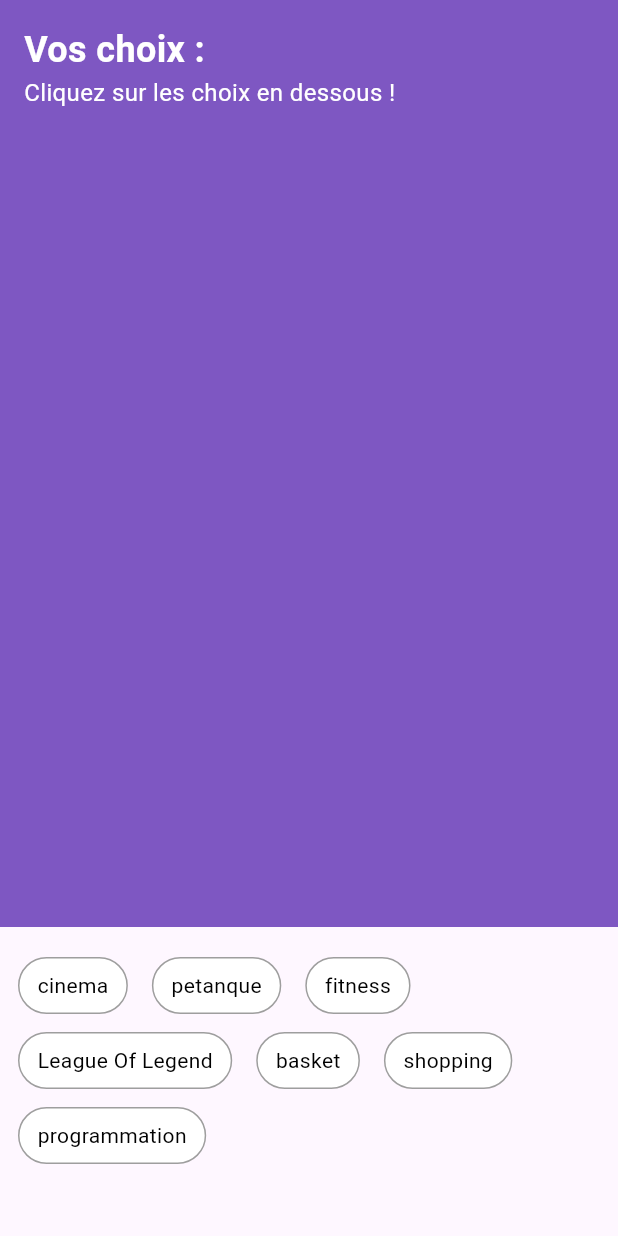
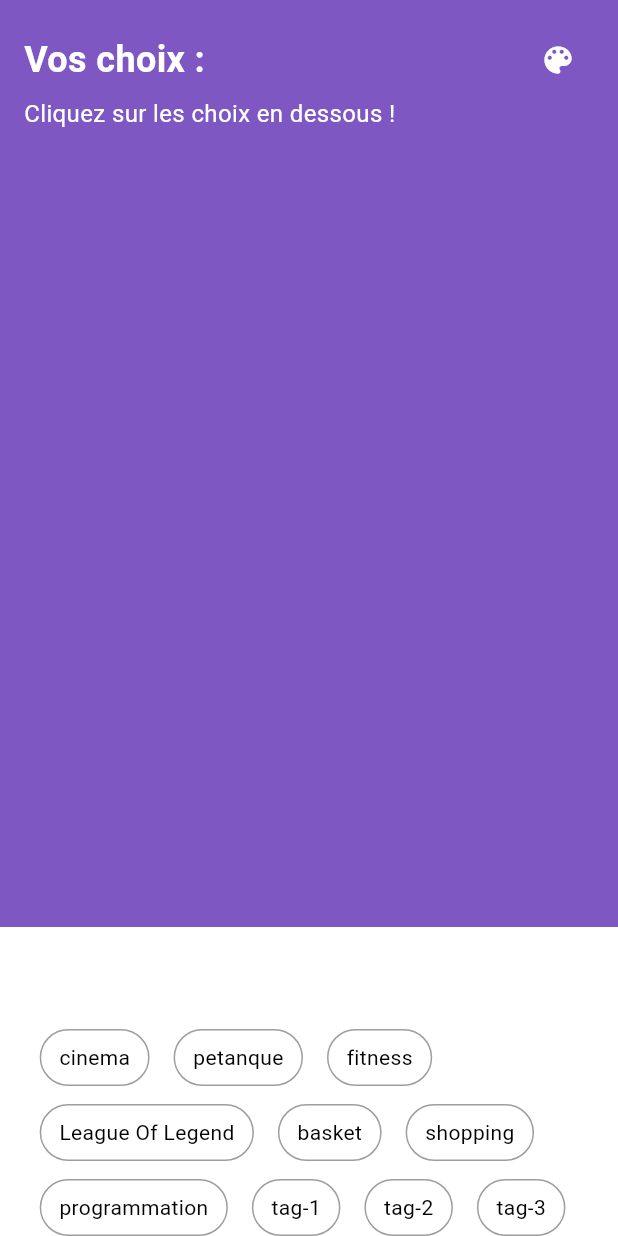
Before and after one commit to Aliciasaci/CC2_FLUTTER, a Flutter app: the screen it shows after launch, on a phone screen of 412 x 824 dp. Run offline on Flutter 3.47's test engine with Material 3 defaults, Android fonts, the phone set to English and light mode, and no system bars; our stand-ins replace flutter_colorpicker.

Commit message:
update color picker + détail tag

```diff
--- /dev/null
+++ b/lib/components/footer.dart
@@ -0,0 +1,83 @@
+import 'package:flutter/material.dart';
+import 'package:flutter_colorpicker/flutter_colorpicker.dart';
+import 'choice_item.dart';
+
+class Footer extends StatefulWidget {
+  final List<String> choices;
+  final List<String> selectedChoices;
+  final Function(String) onChoiceToggle;
+
+  Footer({required this.choices, required this.selectedChoices, required this.onChoiceToggle});
+
+  @override
+  _FooterState createState() => _FooterState();
+}
+
+class _FooterState extends State<Footer> {
+  Color footerColor = Colors.white;
+
+  void pickColor(BuildContext context) {
+    showDialog(
+      context: context,
+      builder: (BuildContext context) {
+        return AlertDialog(
+          title: Text('Sélectionnez une couleur pour le footer'),
+          content: SingleChildScrollView(
+            child: BlockPicker(
+              pickerColor: footerColor,
+              onColorChanged: (Color color) {
+                setState(() {
+                  footerColor = color;
+                });
+              },
+            ),
+          ),
+          actions: <Widget>[
+            ElevatedButton(
+              child: Text('Fermer'),
+              onPressed: () {
+                Navigator.of(context).pop();
+              },
+            ),
+          ],
+        );
+      },
+    );
+  }
+
+  @override
+  Widget build(BuildContext context) {
+    return Container(
+      color: footerColor,
+      width: double.infinity,
+      child: SingleChildScrollView(
+        padding: EdgeInsets.symmetric(vertical: 16.0, horizontal: 8.0),
+        child: Column(
+          children: [
+            Row(
+              mainAxisAlignment: MainAxisAlignment.end,
+              children: [
+                IconButton(
+                  icon: Icon(Icons.color_lens, color: Colors.white),
+                  onPressed: () => pickColor(context),
+                ),
+              ],
+            ),
+            Wrap(
+              alignment: WrapAlignment.start,
+              spacing: 8.0,
+              runSpacing: 4.0,
+              children: widget.choices.map((choice) {
+                return ChoiceItem(
+                  choice: choice,
+                  isSelected: widget.selectedChoices.contains(choice),
+                  onTap: () => widget.onChoiceToggle(choice),
+                );
+              }).toList(),
+            ),
+          ],
+        ),
+      ),
+    );
+  }
+}
--- /dev/null
+++ b/lib/components/header.dart
@@ -0,0 +1,111 @@
+import 'package:flutter/material.dart';
+import 'package:flutter_colorpicker/flutter_colorpicker.dart';
+import 'tag_detail.dart';
+
+class Header extends StatefulWidget {
+  final List<String> selectedChoices;
+
+  Header({required this.selectedChoices});
+
+  @override
+  _HeaderState createState() => _HeaderState();
+}
+
+class _HeaderState extends State<Header> {
+  Color headerColor = Colors.deepPurple[400]!;
+
+  void pickColor(BuildContext context) {
+    showDialog(
+      context: context,
+      builder: (BuildContext context) {
+        return AlertDialog(
+          title: Text('Sélectionnez une couleur pour le header'),
+          content: SingleChildScrollView(
+            child: BlockPicker(
+              pickerColor: headerColor,
+              onColorChanged: (Color color) {
+                setState(() {
+                  headerColor = color;
+                });
+              },
+            ),
+          ),
+          actions: <Widget>[
+            ElevatedButton(
+              child: Text('Fermer'),
+              onPressed: () {
+                Navigator.of(context).pop();
+              },
+            ),
+          ],
+        );
+      },
+    );
+  }
+
+  void navigateToTagDetails(BuildContext context, String tag) {
+    Navigator.push(
+      context,
+      MaterialPageRoute(
+        builder: (context) => TagDetails(
+          title: tag,
+          description: 'Description pour $tag',
+        ),
+      ),
+    );
+  }
+
+  @override
+  Widget build(BuildContext context) {
+    return Container(
+      color: headerColor,
+      width: double.infinity,
+      padding: EdgeInsets.all(16.0),
+      child: Column(
+        crossAxisAlignment: CrossAxisAlignment.start,
+        children: [
+          Row(
+            children: [
+              Text(
+                'Vos choix :',
+                style: TextStyle(color: Colors.white, fontSize: 24, fontWeight: FontWeight.bold),
+              ),
+              Spacer(),
+              IconButton(
+                icon: Icon(Icons.color_lens, color: Colors.white),
+                onPressed: () => pickColor(context),
+              ),
+            ],
+          ),
+          if (widget.selectedChoices.isEmpty)
+            Text(
+              'Cliquez sur les choix en dessous !',
+              style: TextStyle(color: Colors.white, fontSize: 16),
+            ),
+          SizedBox(height: 10),
+          Wrap(
+            alignment: WrapAlignment.start,
+            spacing: 8.0,
+            runSpacing: 4.0,
+            children: widget.selectedChoices.map((choice) {
+              return GestureDetector(
+                onTap: () => navigateToTagDetails(context, choice),
+                child: Padding(
+                  padding: const EdgeInsets.all(4.0),
+                  child: Container(
+                    decoration: BoxDecoration(
+                      color: Colors.white,
+                      borderRadius: BorderRadius.circular(20),
+                    ),
+                    padding: EdgeInsets.symmetric(horizontal: 12.0, vertical: 8.0),
+                    child: Text(choice, style: TextStyle(color: Colors.black)),
+                  ),
+                ),
+              );
+            }).toList(),
+          ),
+        ],
+      ),
+    );
+  }
+}
--- a/lib/footer.dart
+++ /dev/null
@@ -1,32 +0,0 @@
-import 'package:flutter/material.dart';
-import 'choice_item.dart';
-
-class Footer extends StatelessWidget {
-  final List<String> choices;
-  final List<String> selectedChoices;
-  final Function(String) onChoiceToggle;
-
-  Footer({required this.choices, required this.selectedChoices, required this.onChoiceToggle});
-
-  @override
-  Widget build(BuildContext context) {
-    return Container(
-      width: double.infinity,
-      child: SingleChildScrollView(
-          padding: EdgeInsets.symmetric(vertical: 16.0, horizontal: 8.0),
-          child: Wrap(
-            alignment: WrapAlignment.start,
-            spacing: 8.0,
-            runSpacing: 4.0,
-            children: choices.map((choice) {
-              return ChoiceItem(
-                choice: choice,
-                isSelected: selectedChoices.contains(choice),
-                onTap: () => onChoiceToggle(choice),
-              );
-            }).toList(),
-          ),
-      ),
-    );
-  }
-}
--- a/lib/header.dart
+++ /dev/null
@@ -1,49 +0,0 @@
-import 'package:flutter/material.dart';
-
-class Header extends StatelessWidget {
-  final List<String> selectedChoices;
-
-  Header({required this.selectedChoices});
-
-  @override
-  Widget build(BuildContext context) {
-    return Container(
-      color: Colors.deepPurple[400],
-      width: double.infinity,
-      padding: EdgeInsets.all(16.0),
-      child: Column(
-        crossAxisAlignment: CrossAxisAlignment.start,
-        children: [
-          Text(
-            'Vos choix :',
-            style: TextStyle(color: Colors.white, fontSize: 24, fontWeight: FontWeight.bold),
-          ),
-          if (selectedChoices.isEmpty)
-            Text(
-              'Cliquez sur les choix en dessous !',
-              style: TextStyle(color: Colors.white, fontSize: 16),
-            ),
-          SizedBox(height: 10),
-          Wrap(
-            alignment: WrapAlignment.start,
-            spacing: 8.0,
-            runSpacing: 4.0,
-            children: selectedChoices
-                .map((choice) => Padding(
-              padding: const EdgeInsets.all(4.0),
-              child: Container(
-                decoration: BoxDecoration(
-                  color: Colors.white,
-                  borderRadius: BorderRadius.circular(20),
-                ),
-                padding: EdgeInsets.symmetric(horizontal: 12.0, vertical: 8.0),
-                child: Text(choice, style: TextStyle(color: Colors.black)),
-              ),
-            ))
-                .toList(),
-          ),
-        ],
-      ),
-    );
-  }
-}
--- a/lib/main.dart
+++ b/lib/main.dart
@@ -1,6 +1,6 @@
 import 'package:flutter/material.dart';
-import 'header.dart';
-import 'footer.dart';
+import './components/header.dart';
+import './components/footer.dart';
 
 void main() {
   runApp(MyApp());
@@ -36,6 +36,9 @@ class _ChoixScreenState extends State<ChoixScreen> {
 
   @override
   Widget build(BuildContext context) {
+    // Générer 40 tags
+    List<String> tags = List.generate(40, (index) => 'tag-${index + 1}');
+
     return Scaffold(
       body: SafeArea(
         child: Column(
@@ -55,6 +58,7 @@ class _ChoixScreenState extends State<ChoixScreen> {
                   'basket',
                   'shopping',
                   'programmation',
+                  ...tags,
                 ],
                 selectedChoices: selectedChoices,
                 onChoiceToggle: toggleChoice,
--- /dev/null
+++ b/lib/models/tag.dart
@@ -0,0 +1,24 @@
+class Tag {
+  final String title;
+
+  Tag({
+    required this.title,
+  });
+
+  factory Tag.fromJson(Map<String, dynamic> json) {
+    return Tag(
+      title: json['title'],
+    );
+  }
+
+  Map<String, dynamic> toJson() {
+    return {
+      'title': title,
+    };
+  }
+
+  @override
+  String toString() {
+    return '{title: $title';
+  }
+}
--- a/pubspec.yaml
+++ b/pubspec.yaml
@@ -35,10 +35,13 @@ dependencies:
   # The following adds the Cupertino Icons font to your application.
   # Use with the CupertinoIcons class for iOS style icons.
   cupertino_icons: ^1.0.6
+  http: ^1.2.1
+  flutter_colorpicker: ^1.0.3
 
 dev_dependencies:
   flutter_test:
     sdk: flutter
+
 
   # The "flutter_lints" package below contains a set of recommended lints to
   # encourage good coding practices. The lint set provided by the package is
@@ -46,6 +49,7 @@ dev_dependencies:
   # package. See that file for information about deactivating specific lint
   # rules and activating additional ones.
   flutter_lints: ^3.0.0
+
 
 # For information on the generic Dart part of this file, see the
 # following page: https://dart.dev/tools/pub/pubspec
```
Also changed, not shown: lib/components/tag_detail.dart (added, +44 -0 lines), lib/services/api_services.dart (added, +13 -0 lines), lib/components/choice_item.dart (renamed from lib/choice_item.dart), pubspec.lock.
